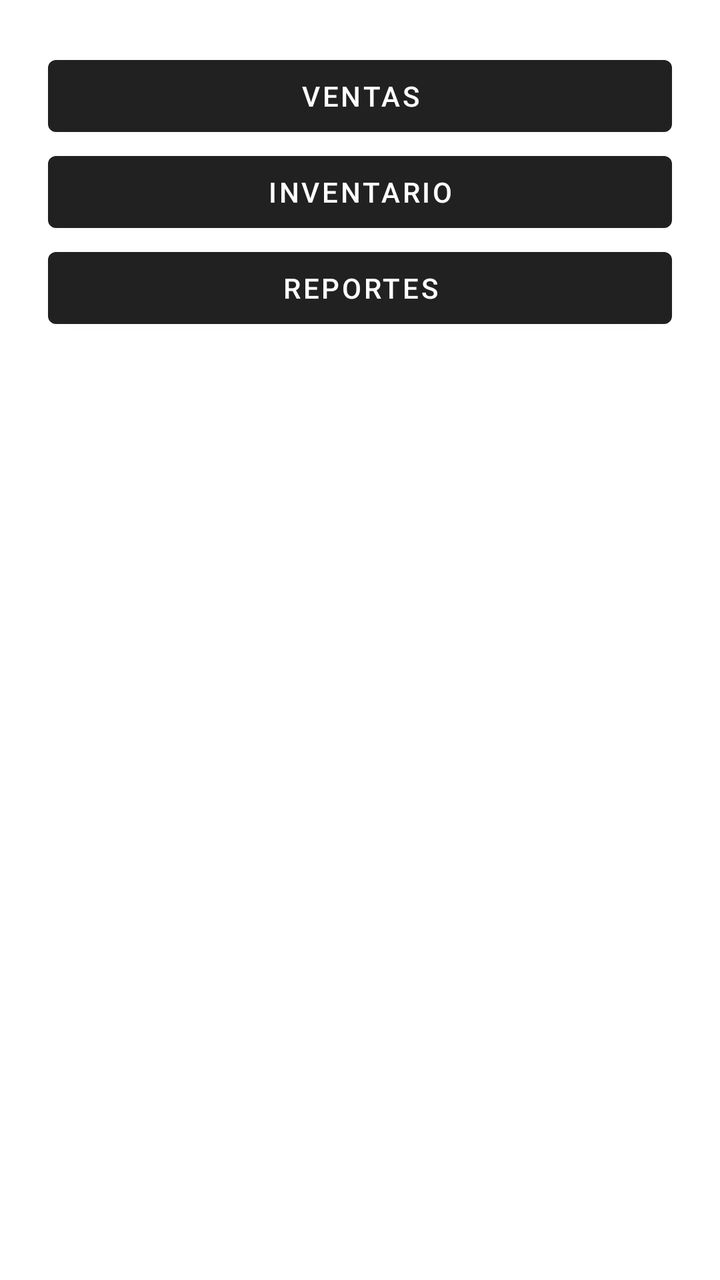
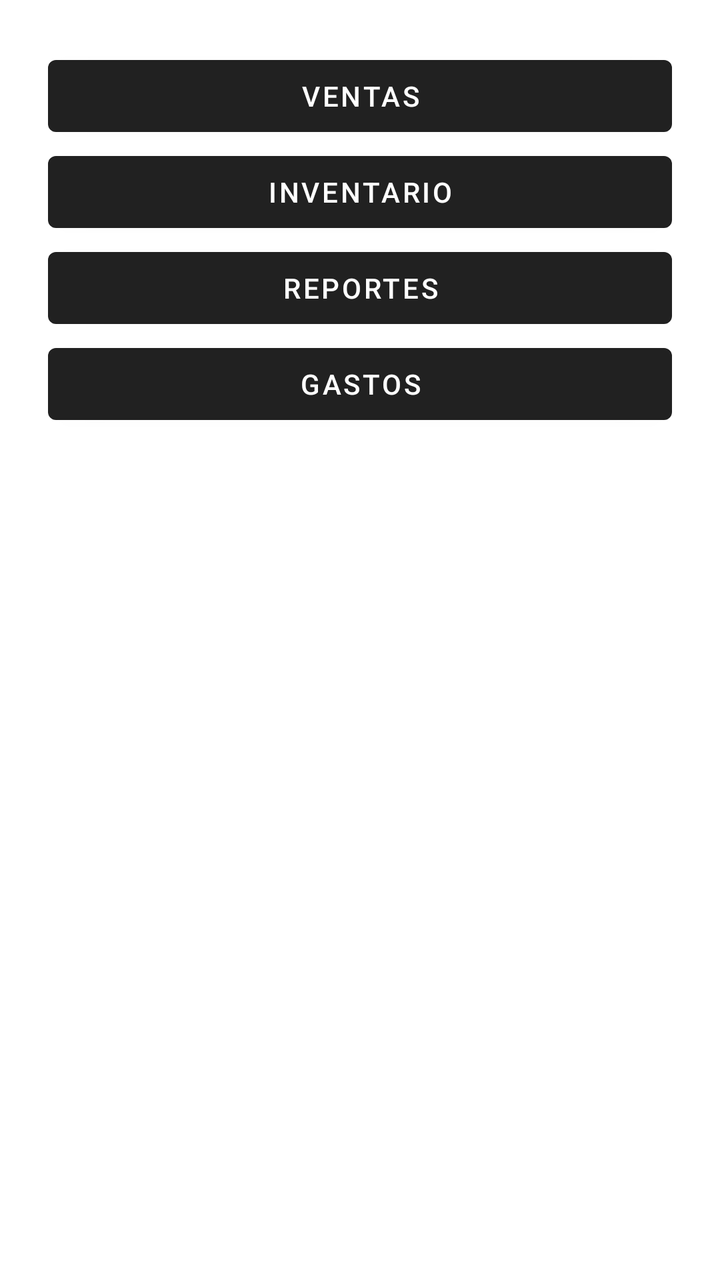

Compare the two renders of this Android layout. The source of the first and the diff that turns it into the second are given below.
<!-- AndroidManifest.xml: application theme Theme.MaterialComponents.DayNight.DarkActionBar -->
<!-- res/layout/activity_main.xml -->
<?xml version="1.0" encoding="utf-8"?>
<LinearLayout
    xmlns:android="http://schemas.android.com/apk/res/android"
    android:orientation="vertical"
    android:padding="24dp"
    android:layout_width="match_parent"
    android:layout_height="match_parent">

    <Button
        android:id="@+id/btnVentas"
        android:layout_width="match_parent"
        android:layout_height="wrap_content"
        android:text="Ventas"/>

    <Button
        android:id="@+id/btnInventario"
        android:layout_width="match_parent"
        android:layout_height="wrap_content"
        android:text="Inventario"/>

    <Button
        android:id="@+id/btnReportes"
        android:layout_width="match_parent"
        android:layout_height="wrap_content"
        android:text="Reportes"/>
    
    <TextView
        android:id="@+id/txtResultado"
        android:layout_width="match_parent"
        android:layout_height="wrap_content"
        android:textSize="18sp"
        android:paddingTop="20dp"/>

</LinearLayout>
<!-- resources referenced by this layout -->
<resources>

</resources>

<!-- the commit's change to res/layout/activity_main.xml (unified diff, before → after) -->
@@ -23,6 +23,12 @@
         android:layout_width="match_parent"
         android:layout_height="wrap_content"
         android:text="Reportes"/>
+
+    <Button
+        android:id="@+id/btnGastos"
+        android:text="Gastos"
+        android:layout_width="match_parent"
+        android:layout_height="wrap_content"/>
     
     <TextView
         android:id="@+id/txtResultado"
